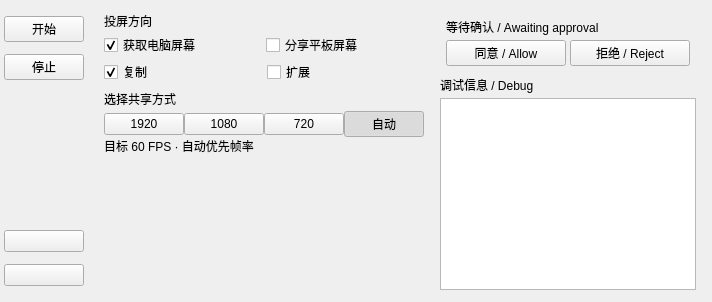
The window that Furina/mainwindow.ui (HuTaoUnknow/Fukaros-Furina) describes before a commit, drawn with Qt 5.
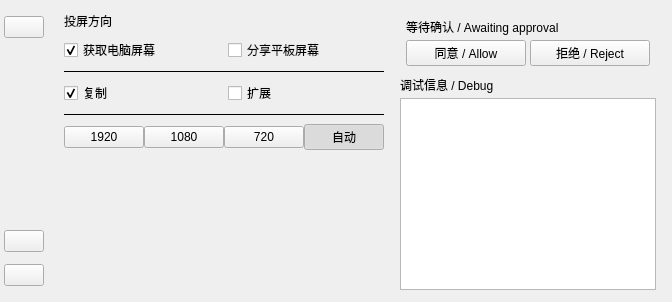
The same window after the commit.

Commit message: Unify cast controls and probe higher auto resolutions with five-second frame-loss hysteresis

```diff
--- a/Furina/mainwindow.ui
+++ b/Furina/mainwindow.ui
@@ -49,7 +49,7 @@
        <item>
         <widget class="QPushButton" name="start">
          <property name="text">
-          <string>开始</string>
+          <string />
          </property>
          <property name="minimumHeight">
           <number>40</number>
@@ -63,12 +63,8 @@
          <property name="maximumWidth">
           <number>40</number>
          </property>
-        </widget>
-       </item>
-       <item>
-        <widget class="QPushButton" name="stop">
-         <property name="text">
-          <string>停止</string>
+         <property name="toolTip">
+          <string>开始</string>
          </property>
          <property name="minimumHeight">
           <number>40</number>
@@ -217,7 +213,7 @@
            <widget class="QWidget" name="directionPanel">
             <layout class="QVBoxLayout" name="directionLayout">
              <property name="spacing">
-              <number>3</number>
+              <number>8</number>
              </property>
              <property name="leftMargin">
               <number>0</number>
@@ -277,6 +273,16 @@
                 <property name="bottomMargin">
                  <number>0</number>
                 </property>
+                <item>
+                 <widget class="QFrame" name="modeSeparator">
+                  <property name="frameShape">
+                   <enum>QFrame::HLine</enum>
+                  </property>
+                  <property name="frameShadow">
+                   <enum>QFrame::Plain</enum>
+                  </property>
+                 </widget>
+                </item>
                 <item>
                  <layout class="QHBoxLayout" name="modeChoices">
                   <item>
@@ -298,19 +304,22 @@
                   </item>
                  </layout>
                 </item>
-                <item>
-                 <widget class="QLabel" name="castHint">
-                  <property name="text">
-                   <string>选择共享方式</string>
-                  </property>
-                  <property name="wordWrap">
-                   <bool>true</bool>
-                  </property>
-                 </widget>
-                </item>
+                <property name="spacing">
+                 <number>8</number>
+                </property>
                </layout>
               </widget>
              </item>
+             <item>
+              <widget class="QFrame" name="resolutionSeparator">
+               <property name="frameShape">
+                <enum>QFrame::HLine</enum>
+               </property>
+               <property name="frameShadow">
+                <enum>QFrame::Plain</enum>
+               </property>
+              </widget>
+             </item>
              <item>
               <widget class="QWidget" name="resolutionPanel">
                <layout class="QVBoxLayout" name="resolutionLayout">
@@ -397,16 +406,6 @@
                   </item>
                  </layout>
                 </item>
-                <item>
-                 <widget class="QLabel" name="performanceHint">
-                  <property name="text">
-                   <string>目标 60 FPS · 自动优先帧率</string>
-                  </property>
-                  <property name="wordWrap">
-                   <bool>true</bool>
-                  </property>
-                 </widget>
-                </item>
                </layout>
               </widget>
              </item>
```
Left out of the diff: 13 changed lines with no effect on the pictures. The commit also changes 34 other files.
